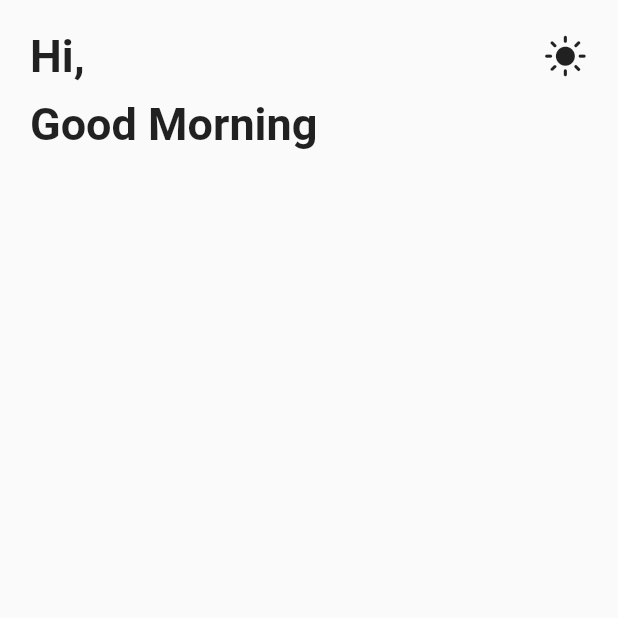
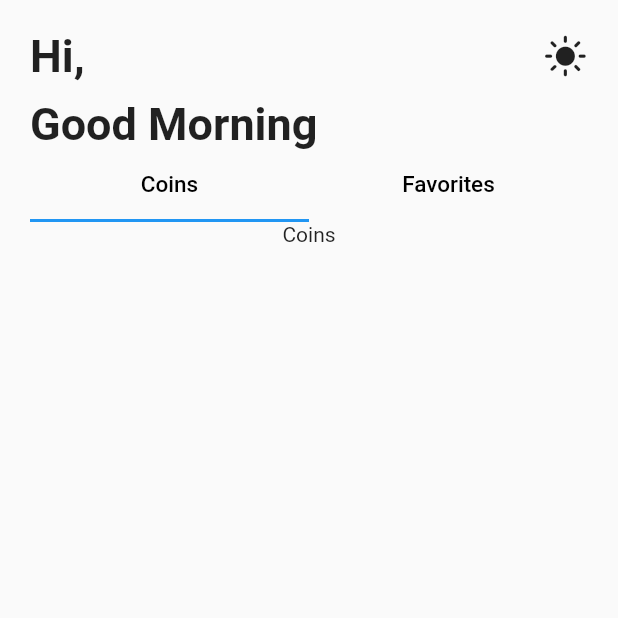
Before and after one commit to sovanmondal182/crypto_app, a Flutter app: the screen it shows after launch, on a phone screen of 412 x 824 dp, the top half of it. Run offline on Flutter 3.47's test engine with Material 2 defaults, Android fonts, the phone set to English and light mode, and no system bars.

Commit message:
homepage updated

```diff
--- a/lib/pages/home_page.dart
+++ b/lib/pages/home_page.dart
@@ -8,7 +8,14 @@ class HomePage extends StatefulWidget {
   State<HomePage> createState() => _HomePageState();
 }
 
-class _HomePageState extends State<HomePage> {
+class _HomePageState extends State<HomePage> with TickerProviderStateMixin {
+  late TabController tabController;
+  @override
+  void initState() {
+    super.initState();
+    tabController = TabController(length: 2, vsync: this);
+  }
+
   @override
   Widget build(BuildContext context) {
     return Scaffold(
@@ -23,7 +30,42 @@ class _HomePageState extends State<HomePage> {
           child: Column(
             crossAxisAlignment: CrossAxisAlignment.start,
             children: [
-              GreetingText(),
+              const GreetingText(),
+              TabBar(controller: tabController, tabs: [
+                Tab(
+                  child: Text(
+                    'Coins',
+                    style: TextStyle(color: Colors.black, fontSize: 15),
+                  ),
+                ),
+                Tab(
+                  child: Text(
+                    'Favorites',
+                    style: TextStyle(color: Colors.black, fontSize: 15),
+                  ),
+                ),
+              ]),
+              Expanded(
+                child: TabBarView(
+                  physics: BouncingScrollPhysics(
+                      parent: AlwaysScrollableScrollPhysics()),
+                  controller: tabController,
+                  children: [
+                    SingleChildScrollView(
+                      physics: BouncingScrollPhysics(
+                          parent: AlwaysScrollableScrollPhysics()),
+                      child: Center(
+                        child: Text('Coins'),
+                      ),
+                    ),
+                    Container(
+                      child: Center(
+                        child: Text('Favorites'),
+                      ),
+                    ),
+                  ],
+                ),
+              ),
             ],
           ),
         ),
```
